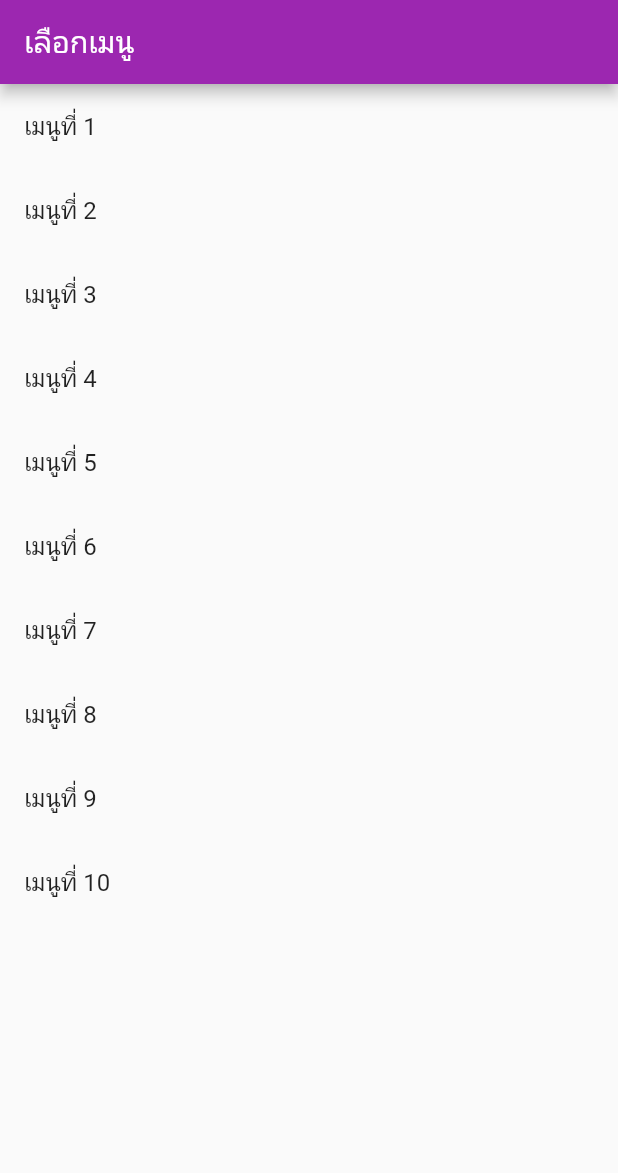
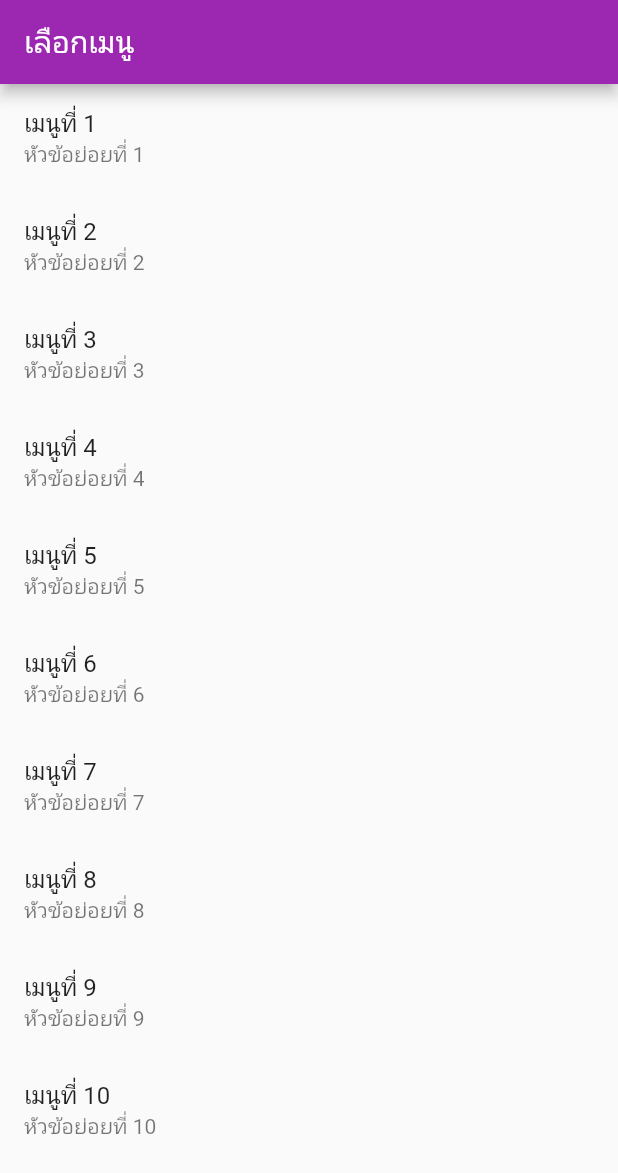
Before and after one commit to SIBPPAKORN/project-flutter_app, a Flutter app: the screen it shows after launch, on a phone screen of 412 x 824 dp. Shown: the top 1173 px of the screen. Run offline on Flutter 3.47's test engine with Material 2 defaults, Android fonts, the phone set to English and light mode, and no system bars.

Commit message:
subheading(1)

```diff
--- a/lib/main.dart
+++ b/lib/main.dart
@@ -46,6 +46,7 @@ class _myhomesibpakornState extends State<myhomesibpakorn> {
     for (var i = 0; i < count; i++) {
       var menu = ListTile(
         title: Text("เมนูที่ ${i + 1}"),
+        subtitle: Text("หัวข้อย่อยที่ ${i + 1}"),
       );
       data.add(menu);
     }
```
